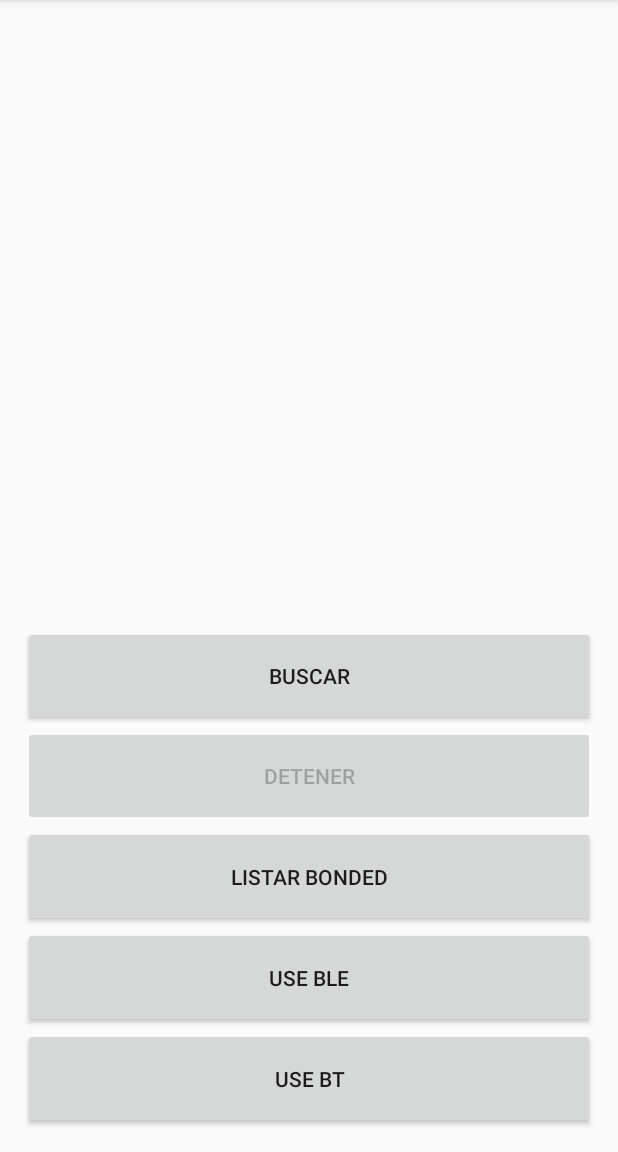
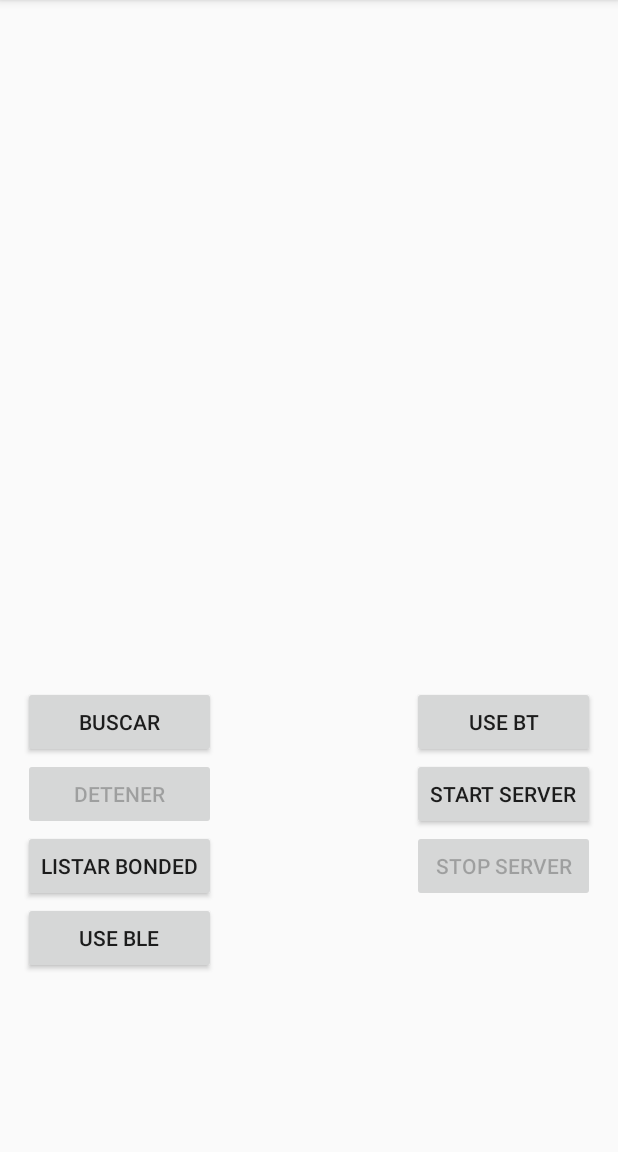
Before and after one commit to jbianciotto/blueChat, an Android app: the screen it shows after launch (HomeActivity), on a phone screen of 412 x 824 dp, the part 84-1236 px from its top. Run offline under Robolectric (Android 15) with nearby library versions, the phone set to English and light mode, and no system bars.

Commit message:
New UI and changes on the way we start the server

```diff
--- a/app/src/main/java/com/globallogic/bluechat/fragment/HomeFragment.java
+++ b/app/src/main/java/com/globallogic/bluechat/fragment/HomeFragment.java
@@ -152,6 +152,28 @@ public class HomeFragment extends Fragment implements BluetoothAdapter.LeScanCal
             }
         });
 
+        final Button startServerButton = (Button) mView.findViewById(R.id.start_server);
+        final Button stopServerButton = (Button) mView.findViewById(R.id.stop_server);
+
+        startServerButton.setOnClickListener(new View.OnClickListener() {
+            @Override
+            public void onClick(View view) {
+                mBluetoothMgr.startServer(getActivity());
+                view.setEnabled(false);
+                stopServerButton.setEnabled(true);
+            }
+        });
+
+
+        stopServerButton.setOnClickListener(new View.OnClickListener() {
+            @Override
+            public void onClick(View view) {
+                mBluetoothMgr.stopServer(getActivity());
+                view.setEnabled(false);
+                startServerButton.setEnabled(true);
+            }
+        });
+
         return mView;
     }
 
@@ -178,7 +200,6 @@ public class HomeFragment extends Fragment implements BluetoothAdapter.LeScanCal
         getActivity().registerReceiver(mReceiver, filter); // Don't forget to unregister during onDestroy
 
         mBluetoothMgr = new BluetoothMgr(getActivity());
-        mBluetoothMgr.startServer(getActivity());
     }
 
     @TargetApi(21)
@@ -208,7 +229,6 @@ public class HomeFragment extends Fragment implements BluetoothAdapter.LeScanCal
         } else {
             mBluetoothMgr = new OLDBLEMgr(getActivity(), this);
         }
-        mBluetoothMgr.startServer(getActivity());
     }
 
     public void onBondedSearch() {
--- a/app/src/main/res/layout/fragment_main.xml
+++ b/app/src/main/res/layout/fragment_main.xml
@@ -2,56 +2,96 @@
     xmlns:tools="http://schemas.android.com/tools"
     android:layout_width="match_parent"
     android:layout_height="match_parent"
+    android:orientation="vertical"
     android:padding="15dp"
-    tools:context=".MainActivityFragment"
-    android:orientation="vertical" >
+    tools:context=".MainActivityFragment">
 
     <ListView
         android:id="@+id/home_devices_list"
         android:layout_width="match_parent"
         android:layout_height="0dp"
-        android:layout_weight="6"/>
+        android:layout_weight="6" />
+
+    <RelativeLayout
+        android:layout_width="match_parent"
+        android:layout_height="0dp"
+        android:layout_weight="4">
+
+        <LinearLayout
+            android:layout_width="wrap_content"
+            android:layout_height="wrap_content"
+            android:layout_alignParentLeft="true"
+            android:orientation="vertical">
 
             <Button
                 android:id="@+id/search_button"
                 android:layout_width="match_parent"
                 android:layout_height="0dp"
+                android:layout_gravity="bottom"
                 android:layout_weight="1"
-        android:layout_gravity="bottom"
-        android:text="@string/search_label"/>
+                android:text="@string/search_label" />
 
             <Button
                 android:id="@+id/cancel_button"
                 android:layout_width="match_parent"
                 android:layout_height="0dp"
+                android:layout_gravity="bottom"
                 android:layout_weight="1"
                 android:enabled="false"
-        android:layout_gravity="bottom"
-        android:text="Detener"
-        />
+                android:text="Detener" />
 
             <Button
                 android:id="@+id/bonded_button"
                 android:layout_width="match_parent"
                 android:layout_height="0dp"
+                android:layout_gravity="bottom"
                 android:layout_weight="1"
-        android:layout_gravity="bottom"
-        android:text="@string/bond_label"/>
+                android:text="@string/bond_label" />
 
             <Button
-        tools:targetApi="21"
                 android:id="@+id/enable_ble_button"
                 android:layout_width="match_parent"
                 android:layout_height="0dp"
                 android:layout_weight="1"
-        android:text="Use BLE"/>
+                android:text="Use BLE"
+                tools:targetApi="21" />
+
+
+        </LinearLayout>
+
+
+        <LinearLayout
+            android:layout_width="wrap_content"
+            android:layout_height="wrap_content"
+            android:orientation="vertical"
+            android:layout_alignParentRight="true">
 
             <Button
-        tools:targetApi="21"
                 android:id="@+id/enable_bt_button"
                 android:layout_width="match_parent"
                 android:layout_height="0dp"
                 android:layout_weight="1"
-        android:text="Use BT"/>
+                android:text="Use BT"
+                tools:targetApi="21" />
+
+            <Button
+                android:id="@+id/start_server"
+                android:layout_width="match_parent"
+                android:layout_height="0dp"
+                android:layout_weight="1"
+                android:text="Start Server"
+                tools:targetApi="21" />
+
+            <Button
+                android:id="@+id/stop_server"
+                android:layout_width="match_parent"
+                android:layout_height="0dp"
+                android:layout_weight="1"
+                android:text="Stop Server"
+                android:enabled="false"
+                tools:targetApi="21" />
 
         </LinearLayout>
+
+    </RelativeLayout>
+</LinearLayout>
```
Also changed, not shown: app/src/main/java/com/globallogic/bluechat/manager/BLEMgr.java (+18 -27 lines), app/src/main/java/com/globallogic/bluechat/manager/OLDBLEMgr.java (+9 -2 lines). Lines whose indentation alone changed are shown as unchanged.
